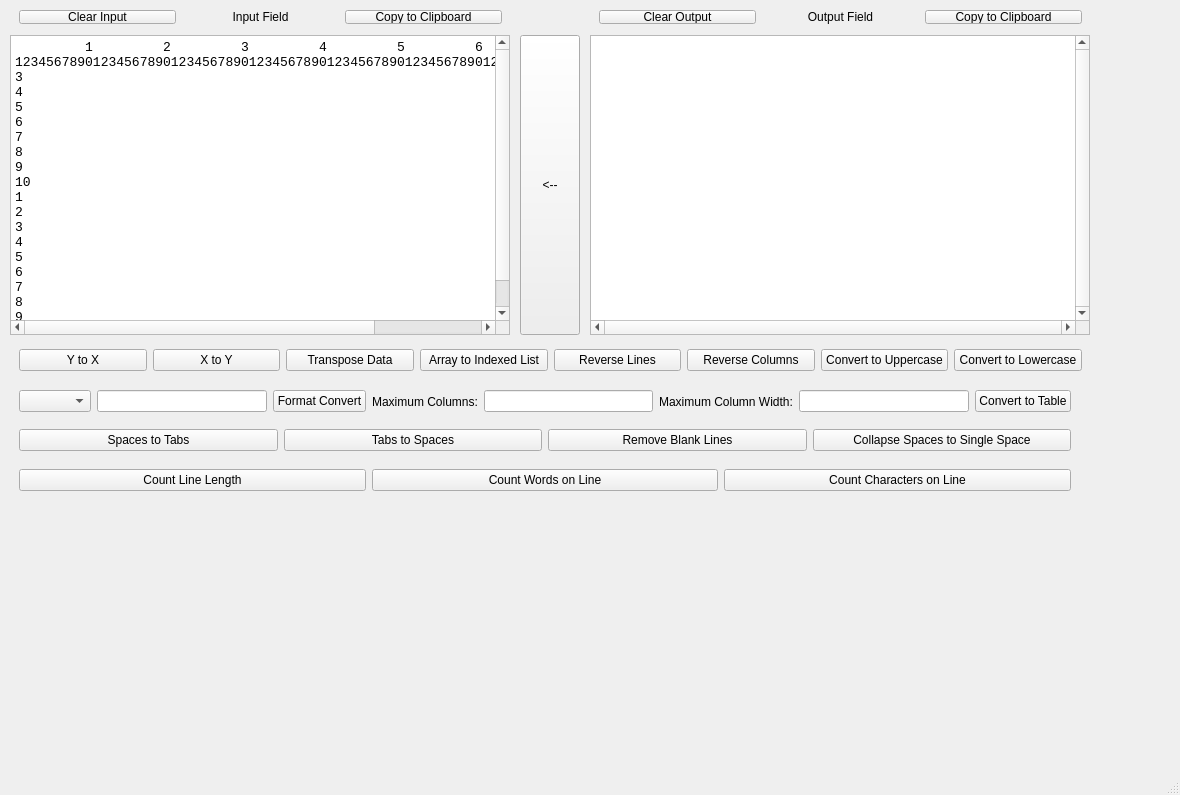
Above: dexed.ui from FuSoYa69/DexEd before the change. Below: the same form after it.
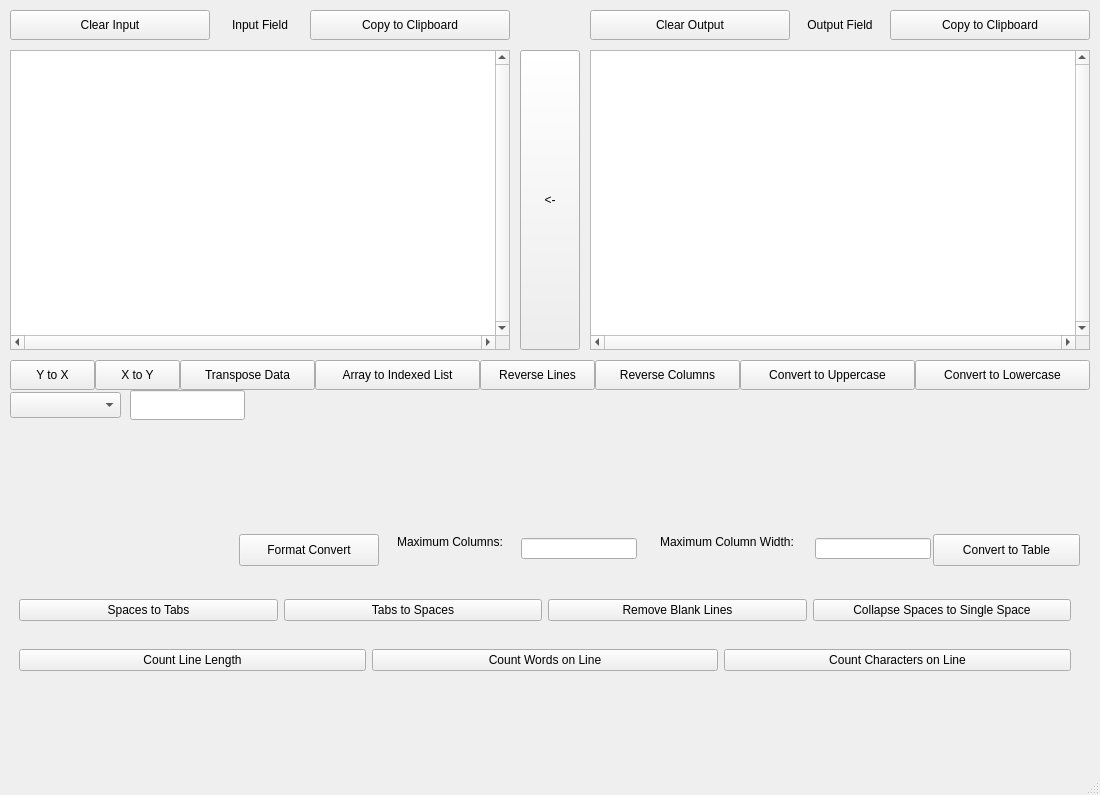
That is the form after the change.

The edit to the form file:
```diff
--- a/dexed.ui
+++ b/dexed.ui
@@ -6,7 +6,7 @@
    <rect>
     <x>0</x>
     <y>0</y>
-    <width>1180</width>
+    <width>1100</width>
     <height>795</height>
    </rect>
   </property>
@@ -18,7 +18,7 @@
     <property name="geometry">
      <rect>
       <x>10</x>
-      <y>35</y>
+      <y>50</y>
       <width>500</width>
       <height>300</height>
      </rect>
@@ -45,26 +45,7 @@
      <enum>QPlainTextEdit::NoWrap</enum>
     </property>
     <property name="plainText">
-     <string>         1         2         3         4         5         6         7         8
-12345678901234567890123456789012345678901234567890123456789012345678901234567890
-3
-4
-5
-6
-7
-8
-9
-10
-1
-2
-3
-4
-5
-6
-7
-8
-9
-20   </string>
+     <string/>
     </property>
     <property name="backgroundVisible">
      <bool>false</bool>
@@ -74,7 +55,7 @@
     <property name="geometry">
      <rect>
       <x>590</x>
-      <y>35</y>
+      <y>50</y>
       <width>500</width>
       <height>300</height>
      </rect>
@@ -108,218 +89,20 @@
     <property name="geometry">
      <rect>
       <x>520</x>
-      <y>35</y>
+      <y>50</y>
       <width>60</width>
       <height>300</height>
      </rect>
     </property>
     <property name="text">
-     <string>&lt;--</string>
+     <string>&lt;-</string>
     </property>
    </widget>
    <widget class="QWidget" name="layoutWidget">
     <property name="geometry">
      <rect>
       <x>10</x>
-      <y>1</y>
-      <width>501</width>
-      <height>32</height>
-     </rect>
-    </property>
-    <layout class="QHBoxLayout" name="layout_Input">
-     <item>
-      <widget class="QPushButton" name="btn_Input_Clear">
-       <property name="text">
-        <string>Clear Input</string>
-       </property>
-      </widget>
-     </item>
-     <item>
-      <widget class="QLabel" name="lbl_Input_Field">
-       <property name="text">
-        <string>Input Field</string>
-       </property>
-       <property name="alignment">
-        <set>Qt::AlignCenter</set>
-       </property>
-      </widget>
-     </item>
-     <item>
-      <widget class="QPushButton" name="btn_Input_Copy">
-       <property name="text">
-        <string>Copy to Clipboard</string>
-       </property>
-      </widget>
-     </item>
-    </layout>
-   </widget>
-   <widget class="QWidget" name="layoutWidget">
-    <property name="geometry">
-     <rect>
-      <x>590</x>
-      <y>1</y>
-      <width>501</width>
-      <height>32</height>
-     </rect>
-    </property>
-    <layout class="QHBoxLayout" name="layout_Output">
-     <item>
-      <widget class="QPushButton" name="btn_Output_Clear">
-       <property name="text">
-        <string>Clear Output</string>
-       </property>
-      </widget>
-     </item>
-     <item>
-      <widget class="QLabel" name="lbl_Output_Field">
-       <property name="text">
-        <string>Output Field</string>
-       </property>
-       <property name="alignment">
-        <set>Qt::AlignCenter</set>
-       </property>
-      </widget>
-     </item>
-     <item>
-      <widget class="QPushButton" name="btn_Output_Copy">
-       <property name="text">
-        <string>Copy to Clipboard</string>
-       </property>
-      </widget>
-     </item>
-    </layout>
-   </widget>
-   <widget class="QWidget" name="layoutWidget">
-    <property name="geometry">
-     <rect>
-      <x>10</x>
-      <y>340</y>
-      <width>1081</width>
-      <height>41</height>
-     </rect>
-    </property>
-    <layout class="QHBoxLayout" name="horizontalLayout">
-     <item>
-      <widget class="QPushButton" name="btn_">
-       <property name="text">
-        <string>Y to X</string>
-       </property>
-      </widget>
-     </item>
-     <item>
-      <widget class="QPushButton" name="btn_1">
-       <property name="text">
-        <string>X to Y</string>
-       </property>
-      </widget>
-     </item>
-     <item>
-      <widget class="QPushButton" name="btn_5">
-       <property name="text">
-        <string>Transpose Data</string>
-       </property>
-      </widget>
-     </item>
-     <item>
-      <widget class="QPushButton" name="btn_2">
-       <property name="text">
-        <string>Array to Indexed List</string>
-       </property>
-      </widget>
-     </item>
-     <item>
-      <widget class="QPushButton" name="btn_3">
-       <property name="text">
-        <string>Reverse Lines</string>
-       </property>
-      </widget>
-     </item>
-     <item>
-      <widget class="QPushButton" name="btn_4">
-       <property name="text">
-        <string>Reverse Columns</string>
-       </property>
-      </widget>
-     </item>
-     <item>
-      <widget class="QPushButton" name="btn_6">
-       <property name="text">
-        <string>Convert to Uppercase</string>
-       </property>
-      </widget>
-     </item>
-     <item>
-      <widget class="QPushButton" name="btn_7">
-       <property name="text">
-        <string>Convert to Lowercase</string>
-       </property>
-      </widget>
-     </item>
-    </layout>
-   </widget>
-   <widget class="QWidget" name="layoutWidget">
-    <property name="geometry">
-     <rect>
-      <x>10</x>
-      <y>381</y>
-      <width>1070</width>
-      <height>41</height>
-     </rect>
-    </property>
-    <layout class="QHBoxLayout" name="horizontalLayout_2">
-     <item>
-      <widget class="QComboBox" name="comboBox"/>
-     </item>
-     <item>
-      <widget class="QLineEdit" name="lineEdit"/>
-     </item>
-     <item>
-      <widget class="QPushButton" name="btn_8">
-       <property name="text">
-        <string>Format Convert</string>
-       </property>
-      </widget>
-     </item>
-     <item>
-      <widget class="QLabel" name="label">
-       <property name="text">
-        <string>Maximum Columns:</string>
-       </property>
-       <property name="alignment">
-        <set>Qt::AlignCenter</set>
-       </property>
-      </widget>
-     </item>
-     <item>
-      <widget class="QLineEdit" name="lineEdit_2"/>
-     </item>
-     <item>
-      <widget class="QLabel" name="label_2">
-       <property name="text">
-        <string>Maximum Column Width:</string>
-       </property>
-       <property name="alignment">
-        <set>Qt::AlignCenter</set>
-       </property>
-      </widget>
-     </item>
-     <item>
-      <widget class="QLineEdit" name="lineEdit_3"/>
-     </item>
-     <item>
-      <widget class="QPushButton" name="btn_9">
-       <property name="text">
-        <string>Convert to Table</string>
-       </property>
-      </widget>
-     </item>
-    </layout>
-   </widget>
-   <widget class="QWidget" name="layoutWidget">
-    <property name="geometry">
-     <rect>
-      <x>10</x>
-      <y>420</y>
+      <y>590</y>
       <width>1070</width>
       <height>41</height>
      </rect>
@@ -359,7 +142,7 @@
     <property name="geometry">
      <rect>
       <x>10</x>
-      <y>460</y>
+      <y>640</y>
       <width>1070</width>
       <height>41</height>
      </rect>
@@ -388,9 +171,298 @@
      </item>
     </layout>
    </widget>
-   <zorder>layoutWidget</zorder>
-   <zorder>layoutWidget</zorder>
-   <zorder>layoutWidget</zorder>
+   <widget class="QPushButton" name="btn_">
+    <property name="geometry">
+     <rect>
+      <x>10</x>
+      <y>360</y>
+      <width>85</width>
+      <height>30</height>
+     </rect>
+    </property>
+    <property name="text">
+     <string>Y to X</string>
+    </property>
+   </widget>
+   <widget class="QPushButton" name="btn_1">
+    <property name="geometry">
+     <rect>
+      <x>95</x>
+      <y>360</y>
+      <width>85</width>
+      <height>30</height>
+     </rect>
+    </property>
+    <property name="text">
+     <string>X to Y</string>
+    </property>
+   </widget>
+   <widget class="QPushButton" name="btn_5">
+    <property name="geometry">
+     <rect>
+      <x>180</x>
+      <y>360</y>
+      <width>135</width>
+      <height>30</height>
+     </rect>
+    </property>
+    <property name="text">
+     <string>Transpose Data</string>
+    </property>
+   </widget>
+   <widget class="QPushButton" name="btn_2">
+    <property name="geometry">
+     <rect>
+      <x>315</x>
+      <y>360</y>
+      <width>165</width>
+      <height>30</height>
+     </rect>
+    </property>
+    <property name="text">
+     <string>Array to Indexed List</string>
+    </property>
+   </widget>
+   <widget class="QPushButton" name="btn_3">
+    <property name="geometry">
+     <rect>
+      <x>480</x>
+      <y>360</y>
+      <width>115</width>
+      <height>30</height>
+     </rect>
+    </property>
+    <property name="text">
+     <string>Reverse Lines</string>
+    </property>
+   </widget>
+   <widget class="QPushButton" name="btn_4">
+    <property name="geometry">
+     <rect>
+      <x>595</x>
+      <y>360</y>
+      <width>145</width>
+      <height>30</height>
+     </rect>
+    </property>
+    <property name="text">
+     <string>Reverse Columns</string>
+    </property>
+   </widget>
+   <widget class="QPushButton" name="btn_6">
+    <property name="geometry">
+     <rect>
+      <x>740</x>
+      <y>360</y>
+      <width>175</width>
+      <height>30</height>
+     </rect>
+    </property>
+    <property name="text">
+     <string>Convert to Uppercase</string>
+    </property>
+   </widget>
+   <widget class="QPushButton" name="btn_7">
+    <property name="geometry">
+     <rect>
+      <x>915</x>
+      <y>360</y>
+      <width>175</width>
+      <height>30</height>
+     </rect>
+    </property>
+    <property name="text">
+     <string>Convert to Lowercase</string>
+    </property>
+   </widget>
+   <widget class="QPushButton" name="btn_Input_Clear">
+    <property name="geometry">
+     <rect>
+      <x>10</x>
+      <y>10</y>
+      <width>200</width>
+      <height>30</height>
+     </rect>
+    </property>
+    <property name="text">
+     <string>Clear Input</string>
+    </property>
+   </widget>
+   <widget class="QLabel" name="lbl_Input_Field">
+    <property name="geometry">
+     <rect>
+      <x>210</x>
+      <y>10</y>
+      <width>100</width>
+      <height>30</height>
+     </rect>
+    </property>
+    <property name="sizePolicy">
+     <sizepolicy hsizetype="Preferred" vsizetype="Preferred">
+      <horstretch>0</horstretch>
+      <verstretch>0</verstretch>
+     </sizepolicy>
+    </property>
+    <property name="text">
+     <string>Input Field</string>
+    </property>
+    <property name="alignment">
+     <set>Qt::AlignCenter</set>
+    </property>
+   </widget>
+   <widget class="QPushButton" name="btn_Input_Copy">
+    <property name="geometry">
+     <rect>
+      <x>310</x>
+      <y>10</y>
+      <width>200</width>
+      <height>30</height>
+     </rect>
+    </property>
+    <property name="text">
+     <string>Copy to Clipboard</string>
+    </property>
+   </widget>
+   <widget class="QPushButton" name="btn_Output_Clear">
+    <property name="geometry">
+     <rect>
+      <x>590</x>
+      <y>10</y>
+      <width>200</width>
+      <height>30</height>
+     </rect>
+    </property>
+    <property name="text">
+     <string>Clear Output</string>
+    </property>
+   </widget>
+   <widget class="QLabel" name="lbl_Output_Field">
+    <property name="geometry">
+     <rect>
+      <x>790</x>
+      <y>10</y>
+      <width>100</width>
+      <height>30</height>
+     </rect>
+    </property>
+    <property name="text">
+     <string>Output Field</string>
+    </property>
+    <property name="alignment">
+     <set>Qt::AlignCenter</set>
+    </property>
+   </widget>
+   <widget class="QPushButton" name="btn_Output_Copy">
+    <property name="geometry">
+     <rect>
+      <x>890</x>
+      <y>10</y>
+      <width>200</width>
+      <height>30</height>
+     </rect>
+    </property>
+    <property name="text">
+     <string>Copy to Clipboard</string>
+    </property>
+   </widget>
+   <widget class="QComboBox" name="comboBox">
+    <property name="geometry">
+     <rect>
+      <x>10</x>
+      <y>392</y>
+      <width>111</width>
+      <height>26</height>
+     </rect>
+    </property>
+   </widget>
+   <widget class="QLineEdit" name="lineEdit">
+    <property name="geometry">
+     <rect>
+      <x>130</x>
+      <y>390</y>
+      <width>115</width>
+      <height>30</height>
+     </rect>
+    </property>
+   </widget>
+   <widget class="QPushButton" name="btn_8">
+    <property name="geometry">
+     <rect>
+      <x>239</x>
+      <y>534</y>
+      <width>140</width>
+      <height>32</height>
+     </rect>
+    </property>
+    <property name="text">
+     <string>Format Convert</string>
+    </property>
+   </widget>
+   <widget class="QLabel" name="label">
+    <property name="geometry">
+     <rect>
+      <x>387</x>
+      <y>534</y>
+      <width>126</width>
+      <height>16</height>
+     </rect>
+    </property>
+    <property name="text">
+     <string>Maximum Columns:</string>
+    </property>
+    <property name="alignment">
+     <set>Qt::AlignCenter</set>
+    </property>
+   </widget>
+   <widget class="QLineEdit" name="lineEdit_2">
+    <property name="geometry">
+     <rect>
+      <x>521</x>
+      <y>538</y>
+      <width>116</width>
+      <height>21</height>
+     </rect>
+    </property>
+   </widget>
+   <widget class="QLabel" name="label_2">
+    <property name="geometry">
+     <rect>
+      <x>647</x>
+      <y>534</y>
+      <width>160</width>
+      <height>16</height>
+     </rect>
+    </property>
+    <property name="text">
+     <string>Maximum Column Width:</string>
+    </property>
+    <property name="alignment">
+     <set>Qt::AlignCenter</set>
+    </property>
+   </widget>
+   <widget class="QLineEdit" name="lineEdit_3">
+    <property name="geometry">
+     <rect>
+      <x>815</x>
+      <y>538</y>
+      <width>116</width>
+      <height>21</height>
+     </rect>
+    </property>
+   </widget>
+   <widget class="QPushButton" name="btn_9">
+    <property name="geometry">
+     <rect>
+      <x>933</x>
+      <y>534</y>
+      <width>147</width>
+      <height>32</height>
+     </rect>
+    </property>
+    <property name="text">
+     <string>Convert to Table</string>
+    </property>
+   </widget>
    <zorder>layoutWidget</zorder>
    <zorder>layoutWidget</zorder>
    <zorder>Text_Input</zorder>
```
Left out of the diff: 16 changed lines with no effect on the pictures.
